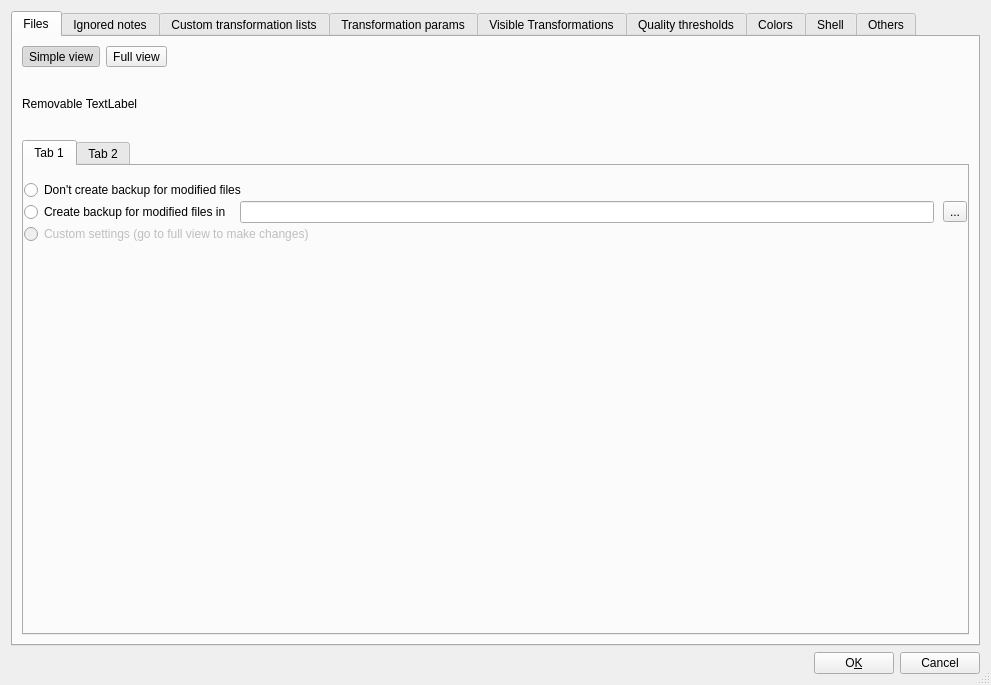
Before: the Qt Designer form src/Config.ui in mciobanu/mp3diags, drawn with Qt 5.
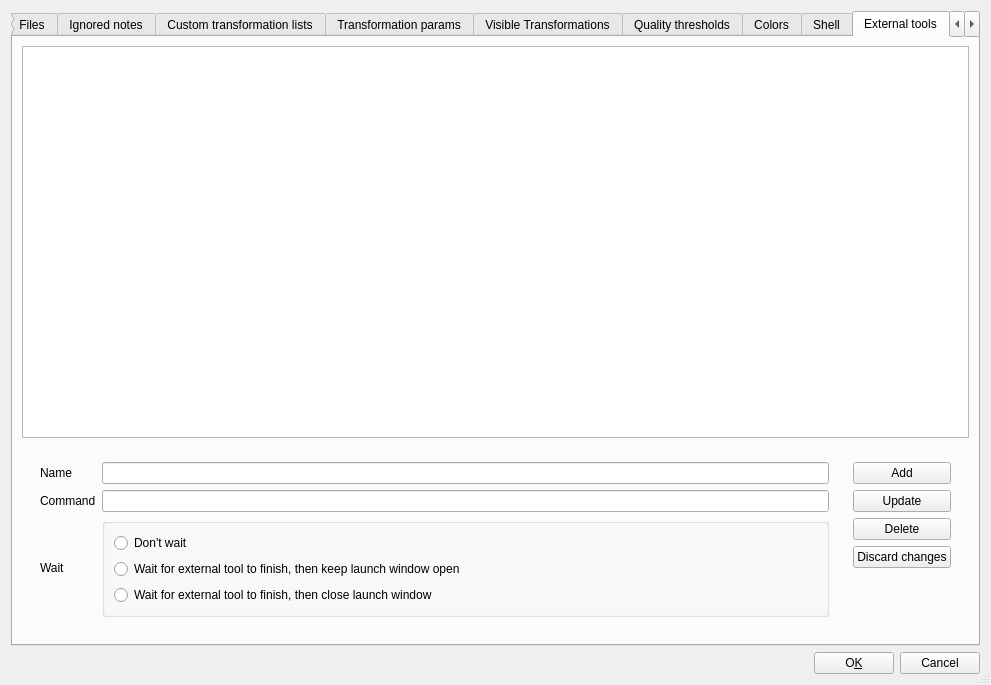
After: the same form once the commit is applied. The open tabs and pages were chosen to show the change. Icons and pictures are not drawn.

Commit message: External tools, "Open explorer here"

Patch:
```diff
--- a/src/Config.ui
+++ b/src/Config.ui
@@ -2305,6 +2305,161 @@
        </item>
       </layout>
      </widget>
+     <widget class="QWidget" name="tab_8">
+      <attribute name="title">
+       <string>External tools</string>
+      </attribute>
+      <layout class="QVBoxLayout" name="verticalLayout_5">
+       <item>
+        <widget class="QTableView" name="m_pExternalToolsG">
+         <property name="sizePolicy">
+          <sizepolicy hsizetype="Expanding" vsizetype="Expanding">
+           <horstretch>0</horstretch>
+           <verstretch>10</verstretch>
+          </sizepolicy>
+         </property>
+        </widget>
+       </item>
+       <item>
+        <widget class="QWidget" name="widget_31" native="true">
+         <property name="sizePolicy">
+          <sizepolicy hsizetype="Preferred" vsizetype="Expanding">
+           <horstretch>0</horstretch>
+           <verstretch>1</verstretch>
+          </sizepolicy>
+         </property>
+         <layout class="QHBoxLayout" name="horizontalLayout">
+          <property name="sizeConstraint">
+           <enum>QLayout::SetMinimumSize</enum>
+          </property>
+          <item>
+           <widget class="QWidget" name="widget_29" native="true">
+            <layout class="QGridLayout" name="gridLayout8">
+             <item row="0" column="0">
+              <widget class="QLabel" name="label_35">
+               <property name="text">
+                <string>Name</string>
+               </property>
+              </widget>
+             </item>
+             <item row="0" column="1">
+              <widget class="QLineEdit" name="m_pExtToolNameE"/>
+             </item>
+             <item row="1" column="0">
+              <widget class="QLabel" name="label_36">
+               <property name="text">
+                <string>Command</string>
+               </property>
+              </widget>
+             </item>
+             <item row="1" column="1">
+              <widget class="QLineEdit" name="m_pExtToolCmdE"/>
+             </item>
+             <item row="2" column="0">
+              <widget class="QLabel" name="label_37">
+               <property name="text">
+                <string>Wait</string>
+               </property>
+              </widget>
+             </item>
+             <item row="2" column="1">
+              <widget class="QGroupBox" name="groupBox">
+               <property name="title">
+                <string/>
+               </property>
+               <layout class="QVBoxLayout" name="verticalLayout_4">
+                <item>
+                 <widget class="QRadioButton" name="m_pExtToolDontWaitRB">
+                  <property name="text">
+                   <string>Don't wait</string>
+                  </property>
+                 </widget>
+                </item>
+                <item>
+                 <widget class="QRadioButton" name="m_pExtToolWaitKeepOpenRB">
+                  <property name="text">
+                   <string>Wait for external tool to finish, then keep launch window open</string>
+                  </property>
+                 </widget>
+                </item>
+                <item>
+                 <widget class="QRadioButton" name="m_pExtToolWaitCloseRB">
+                  <property name="text">
+                   <string>Wait for external tool to finish, then close launch window</string>
+                  </property>
+                 </widget>
+                </item>
+               </layout>
+              </widget>
+             </item>
+             <item row="3" column="1">
+              <spacer name="verticalSpacer_4">
+               <property name="orientation">
+                <enum>Qt::Vertical</enum>
+               </property>
+               <property name="sizeHint" stdset="0">
+                <size>
+                 <width>20</width>
+                 <height>40</height>
+                </size>
+               </property>
+              </spacer>
+             </item>
+            </layout>
+           </widget>
+          </item>
+          <item>
+           <widget class="QWidget" name="widget_30" native="true">
+            <layout class="QVBoxLayout" name="verticalLayout_3">
+             <item>
+              <widget class="QPushButton" name="m_pExtToolAddB">
+               <property name="text">
+                <string>Add</string>
+               </property>
+              </widget>
+             </item>
+             <item>
+              <widget class="QPushButton" name="m_pExtToolUpdateB">
+               <property name="text">
+                <string>Update</string>
+               </property>
+              </widget>
+             </item>
+             <item>
+              <widget class="QPushButton" name="m_pExtToolDeleteB">
+               <property name="text">
+                <string>Delete</string>
+               </property>
+              </widget>
+             </item>
+             <item>
+              <widget class="QPushButton" name="m_pExtToolDiscardB">
+               <property name="text">
+                <string>Discard changes</string>
+               </property>
+              </widget>
+             </item>
+             <item>
+              <spacer name="verticalSpacer_3">
+               <property name="orientation">
+                <enum>Qt::Vertical</enum>
+               </property>
+               <property name="sizeHint" stdset="0">
+                <size>
+                 <width>20</width>
+                 <height>40</height>
+                </size>
+               </property>
+              </spacer>
+             </item>
+            </layout>
+           </widget>
+          </item>
+         </layout>
+        </widget>
+       </item>
+      </layout>
+     </widget>
      <widget class="QWidget" name="m_pOthersW">
       <attribute name="title">
        <string>Others</string>
```
The commit also changes 14 other files.
